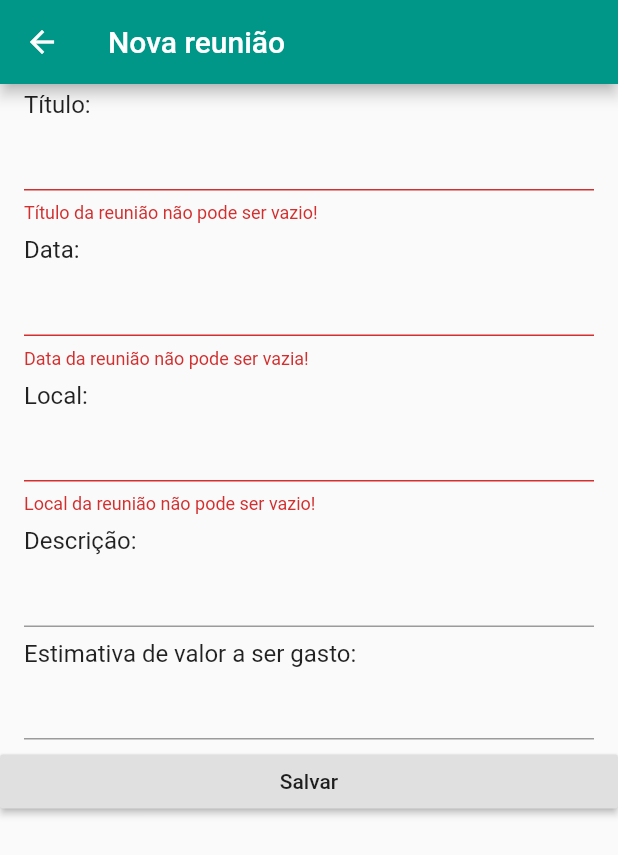
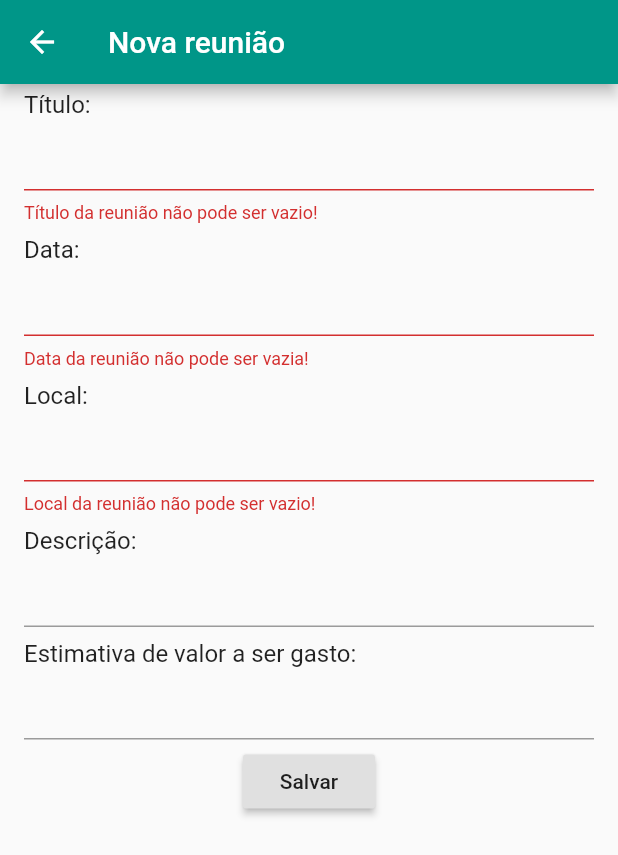
Before and after one commit to lauracorssac/MeetingFriendsApp, a Flutter app: the MeetingForm screen opened directly, after a tap on "Salvar", on a phone screen of 412 x 824 dp. Shown: the top 855 px of the screen. Run offline on Flutter 3.47's test engine with Material 2 defaults, Android fonts, the phone set to English and light mode, and no system bars.

Commit message:
presentation ready

```diff
--- a/lib/MeetingForm.dart
+++ b/lib/MeetingForm.dart
@@ -76,40 +76,65 @@ class MeetingForm extends StatelessWidget {
                 onSaved: (text) => _meeting.price = text,
               ),
             ),
-            RaisedButton(
-              onPressed: () async {
+            SnackBarBody(_formKey, _meeting)
 
-                _meeting.creator = "";
-                if (_formKey.currentState.validate()) {
-                  Navigator.pop(context);
-                  var success = await _api.saveMeeting(_meeting);
-
-                  if (success) {
-                    _ratingErrorDialog(context, "alooo");
-                  } else  {
-                    _ratingErrorDialog(context, "upssss");
-                  }
-                }
-                },
-                child: Text(Strings.newMeetingDoneButtonTitle)
-            )
           ],
         ),
       ),
     );
   }
+}
 
-  Future<Null> _ratingErrorDialog(BuildContext context, String msg) async {
+class SnackBarBody extends StatelessWidget {
+
+  GlobalKey<FormState> _formKey;
+  Meeting _meeting;
+  final ServiceAdapter _api = ServiceSingleton().service;
+
+  SnackBarBody( GlobalKey<FormState> formKey, Meeting meeting) {
+    _meeting = meeting;
+    _formKey = formKey;
+  }
+
+  @override
+  Widget build(BuildContext context) {
+    return Center(
+      child: RaisedButton(
+        child: Text(Strings.newMeetingDoneButtonTitle),
+        onPressed: () async {
+
+          if (_formKey.currentState.validate() ) {
+            Scaffold.of(context).showSnackBar(
+              SnackBar(
+                content: Text(Strings.loadingMessage),
+              ),
+            );
+
+            var result = await _api.saveMeeting(_meeting);
+            if (result) {
+              Navigator.pop(context);
+            } else {
+              _ratingErrorDialog(context);
+            }
+
+          }
+
+        },
+      ),
+    );
+  }
+
+  Future<Null> _ratingErrorDialog(BuildContext context) async {
     // showDialog is a built-in Flutter method.
     return showDialog(
       context: context,
       builder: (BuildContext context) {
         return AlertDialog(
-          title: Text('msg'),
-          content: Text(Strings.genericErrorMessage),
+          title: Text(Strings.genericErrorMessage),
+          content: Text(Strings.genericErrorDescription),
           actions: [
             FlatButton(
-              child: Text('Fechar'),
+              child: Text(Strings.close),
               onPressed: () => Navigator.of(context).pop(),
             )
           ],
--- a/lib/Models/Strings.dart
+++ b/lib/Models/Strings.dart
@@ -3,8 +3,11 @@
 class Strings {
 
   static String genericErrorMessage = "Ups! Ocorreu um erro";
+  static String genericErrorDescription = "Tente novamente mais tarde!";
   static String mainNavTitle = "Suas reuniões";
   static String newMeetingNavTitle = "Nova reunião";
   static String newMeetingDoneButtonTitle = "Salvar";
   static String noResults = "Você não tem nenhuma reunião! Que tal criar uma?";
+  static String loadingMessage = "Processando...";
+  static String close = "Fechar!";
 }
--- a/lib/Service/MeetingsAPIHardCoded.dart
+++ b/lib/Service/MeetingsAPIHardCoded.dart
@@ -33,7 +33,7 @@ class MeetingsAPIHardCoded implements ServiceAdapter {
 
   Future<bool> saveMeeting(Meeting meeting) async {
 
-    return Future.delayed(const Duration(milliseconds: 500), () => true);
+    return Future.delayed(const Duration(milliseconds: 3000), () => true);
 
   }
 }
```
